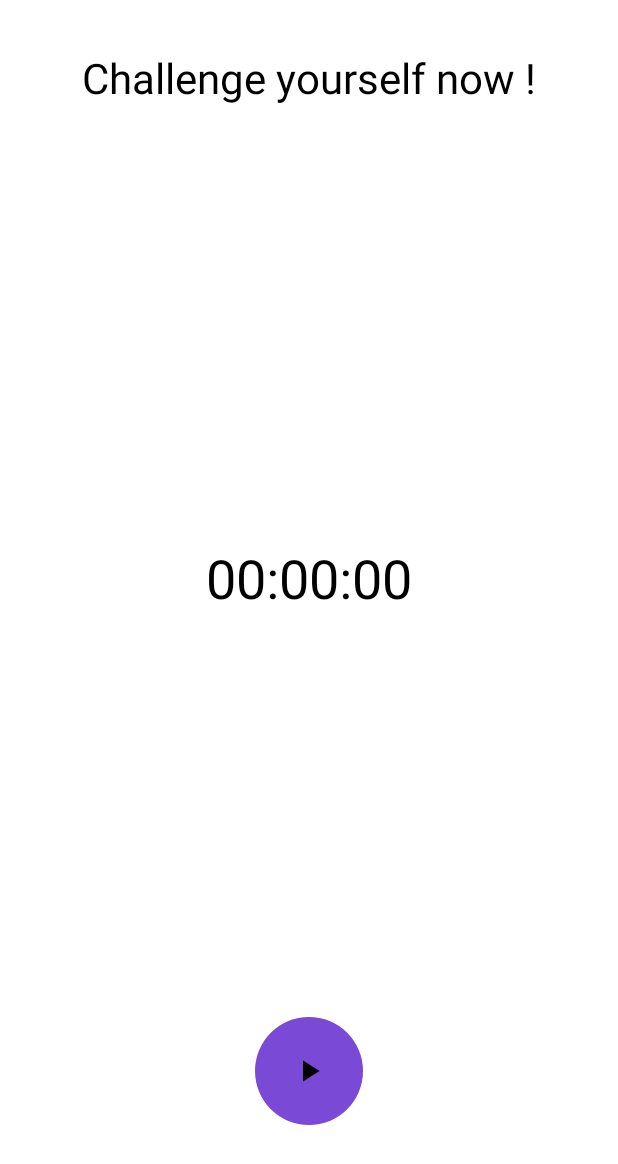
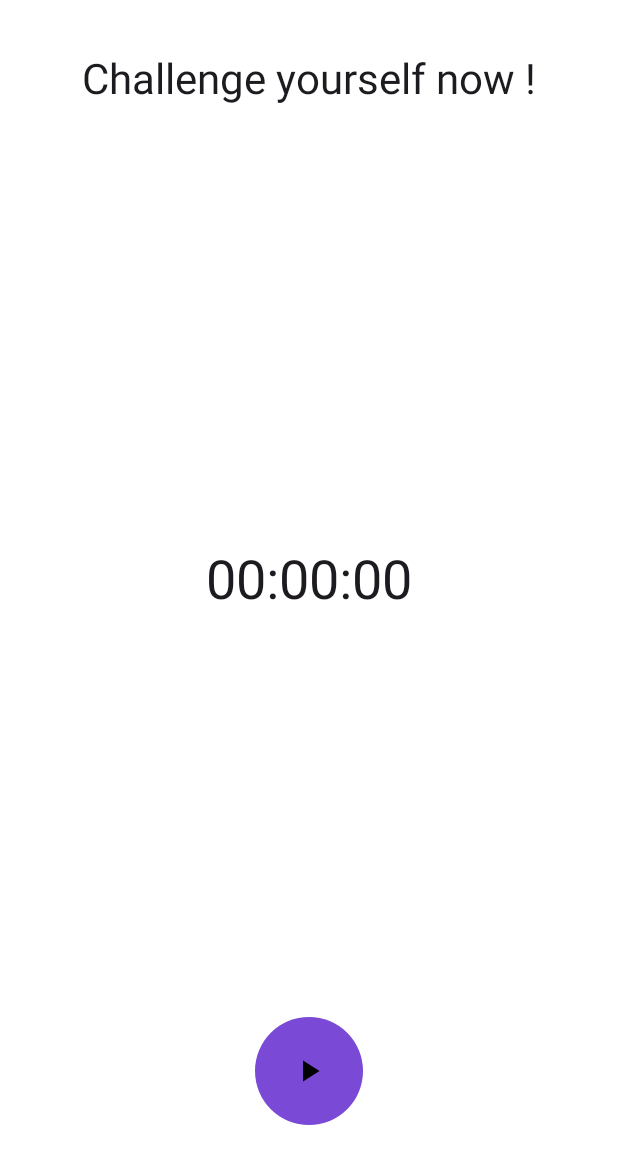
Before and after one commit to yasmiinehussien/Habit-Tracker, an Android app built with Jetpack Compose: the @Preview function DefaultPreview, on a phone screen of 412 x 824 dp. Shown: the top 1164 px of the screen. Run offline under Robolectric (Android 15) with nearby library versions, the phone set to English and light mode, and no system bars.

Commit message:
final finish after dark mode

```diff
--- a/app/src/main/java/com/example/habit_compose/home/MainActivity.kt
+++ b/app/src/main/java/com/example/habit_compose/home/MainActivity.kt
@@ -364,7 +364,7 @@ fun HomeScreen(navController: NavController) {
         // 🟪 Tabs below the Calendar now
         Card(
             modifier = Modifier
-                .padding(horizontal = 16.dp, vertical = 8.dp)
+                .padding(horizontal = 12.dp, vertical = 8.dp)
                 .fillMaxWidth(),
             shape = RoundedCornerShape(24.dp),
             colors = CardDefaults.cardColors(containerColor = LightGreenSurface)
--- a/app/src/main/java/com/example/habit_compose/timer/stopwatchTimer.kt
+++ b/app/src/main/java/com/example/habit_compose/timer/stopwatchTimer.kt
@@ -83,7 +83,7 @@ private fun StopwatchUI(
         Text(
             text = "Challenge yourself now !",
             style = MaterialTheme.typography.headlineMedium,
-            color = Color.Black,
+            color = MaterialTheme.colorScheme.onSurface,
             modifier = Modifier.padding(bottom = 26.dp)
         )
 
@@ -95,11 +95,11 @@ private fun StopwatchUI(
             modifier = Modifier.fillMaxWidth()
         ) {
             CompositionLocalProvider(LocalTextStyle provides MaterialTheme.typography.displaySmall) {
-                AnimatedContent(targetState = hours) { Text(it, color = Color.Black) }
-                Text(":", color = Color.Black)
-                AnimatedContent(targetState = minutes) { Text(it, color = Color.Black) }
-                Text(":", color = Color.Black)
-                AnimatedContent(targetState = seconds) { Text(it, color = Color.Black) }
+                AnimatedContent(targetState = hours) { Text(it, color = MaterialTheme.colorScheme.onSurface) }
+                Text(":", color = MaterialTheme.colorScheme.onSurface)
+                AnimatedContent(targetState = minutes) { Text(it, color = MaterialTheme.colorScheme.onSurface) }
+                Text(":", color = MaterialTheme.colorScheme.onSurface)
+                AnimatedContent(targetState = seconds) { Text(it, color = MaterialTheme.colorScheme.onSurface) }
             }
         }
 
```
Also changed, not shown: app/src/main/java/com/example/habit_compose/habits/HabitCategory.kt (+10 -9 lines), app/src/main/java/com/example/habit_compose/statiistics/StatisticsScreen.kt (+19 -14 lines).
